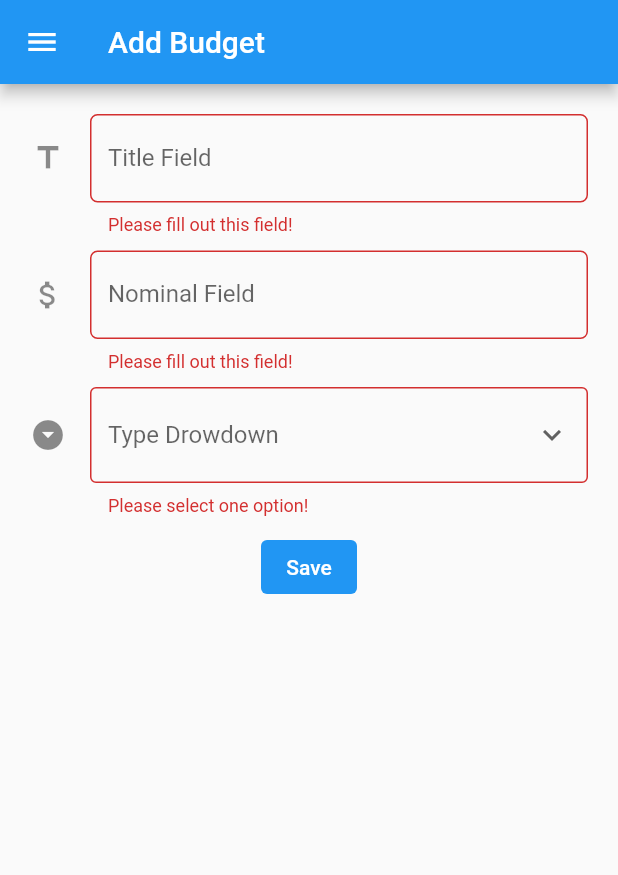
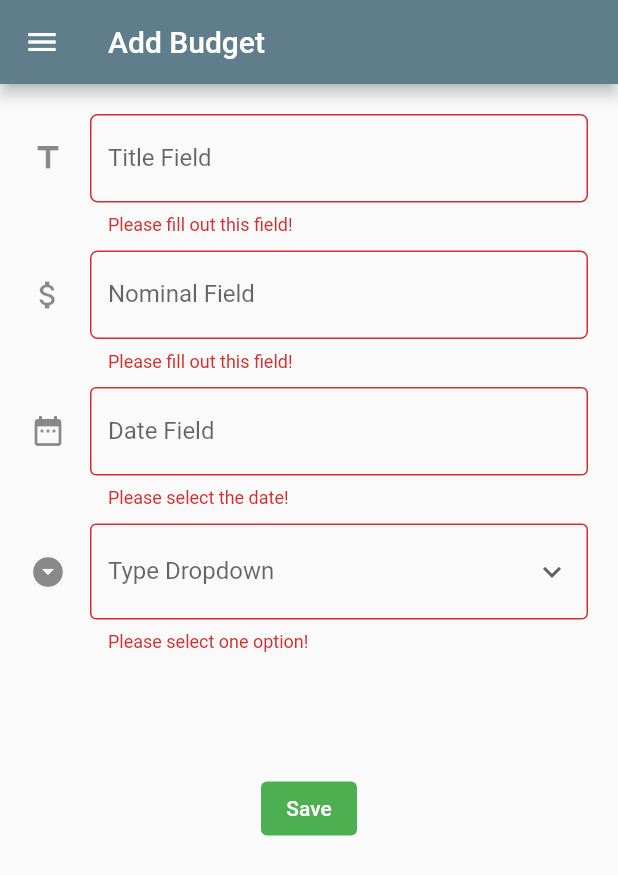
Before and after one commit to gerardooss/Flutter-Assignment, a Flutter app: the MyFormPage screen opened directly, after a tap on "Save", on a phone screen of 412 x 824 dp. Shown: the top 875 px of the screen. Run offline on Flutter 3.47's test engine with Material 2 defaults, Android fonts, the phone set to English and light mode, and no system bars.

Commit message:
add README & date picker

```diff
--- a/counter_7/lib/add_budget.dart
+++ b/counter_7/lib/add_budget.dart
@@ -16,7 +16,20 @@ class _MyFormPageState extends State<MyFormPage> {
   final _titleController = TextEditingController();
   final _budgetController = TextEditingController();
   final _typeController = TextEditingController();
-  String _budgetTitle = "";
+  final _dateController = TextEditingController();
+
+  Future<Function()?> chooseDate({required BuildContext context}) async {
+    final date = await showDatePicker(
+      context: context,
+      initialDate: DateTime.now(),
+      firstDate: DateTime(DateTime.now().year - 5),
+      lastDate: DateTime(DateTime.now().year + 5),
+    );
+    if (date != null) {
+      _dateController.text = date.toString();
+    }
+    return null;
+  }
 
   @override
   Widget build(BuildContext context) {
@@ -124,10 +137,32 @@ class _MyFormPageState extends State<MyFormPage> {
                   const SizedBox(
                     height: 10,
                   ),
+                  TextFormField(
+                    controller: _dateController,
+                    decoration: const InputDecoration(
+                      icon: const Icon(Icons.date_range),
+                      labelText: 'Date Field',
+                      border: OutlineInputBorder(),
+                    ),
+                    onTap: () {
+                      chooseDate(context: context);
+                    },
+                    validator: (value) {
+                      if (value == null || value.isEmpty) {
+                        return 'Please select the date!';
+                      } else if (DateTime.tryParse(value) == null) {
+                        return 'Invalid date';
+                      }
+                      return null;
+                    },
+                  ),
+                  const SizedBox(
+                    height: 10,
+                  ),
                   DropdownButtonFormField<String>(
                     icon: const Icon(Icons.keyboard_arrow_down),
                     decoration: const InputDecoration(
-                      labelText: 'Type Drowdown',
+                      labelText: 'Type Dropdown',
                       border: OutlineInputBorder(),
                       icon: Icon(
                         Icons.arrow_drop_down_circle,
@@ -158,11 +193,11 @@ class _MyFormPageState extends State<MyFormPage> {
                     },
                   ),
                   const SizedBox(
-                    height: 10,
+                    height: 80,
                   ),
                   TextButton(
                     style: ButtonStyle(
-                      backgroundColor: MaterialStateProperty.all(Colors.blue),
+                      backgroundColor: MaterialStateProperty.all(Colors.green),
                     ),
                     onPressed: (() {
                       if (_formKey.currentState!.validate()) {
@@ -170,7 +205,8 @@ class _MyFormPageState extends State<MyFormPage> {
                         objectList.add(Object01(
                             name: _titleController.text,
                             nominal: _budgetController.text,
-                            type: _typeController.text));
+                            type: _typeController.text,
+                            date: _dateController.text));
 
                         _titleController.clear();
                         _budgetController.clear();
@@ -190,4 +226,4 @@ class _MyFormPageState extends State<MyFormPage> {
   }
 }
 
-void addObject01(String name, String nominal, String type) {}
+void addObject01(String name, String nominal, String type, String date) {}
--- a/counter_7/lib/main.dart
+++ b/counter_7/lib/main.dart
@@ -16,7 +16,7 @@ class MyApp extends StatelessWidget {
     return MaterialApp(
       title: 'Flutter Demo',
       theme: ThemeData(
-        primarySwatch: Colors.blue,
+        primarySwatch: Colors.blueGrey,
       ),
       home: const MyHomePage(),
     );
--- a/counter_7/lib/object01.dart
+++ b/counter_7/lib/object01.dart
@@ -2,16 +2,19 @@ class Object01 {
   String name;
   String nominal;
   String type;
+  String date;
 
   Object01({
     required this.name,
     required this.nominal,
     required this.type,
+    required this.date,
   });
 
   get getName => name;
   get getNominal => nominal;
   get getType => type;
+  get getDate => date;
 }
 
 List<Object01> objectList = [];
```
Also changed, not shown: counter_7/lib/show_budget.dart (+6 -1 lines), 1 other file.
